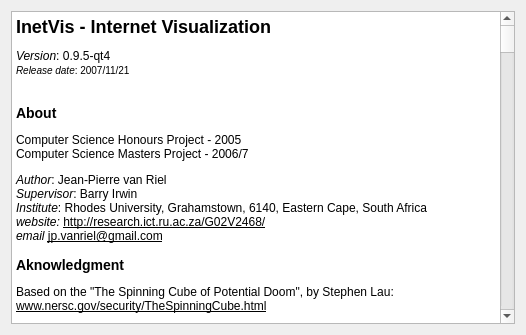
Above: src/aboutdialog.ui from yestinj/inetvis before the change. Below: the same form after it.
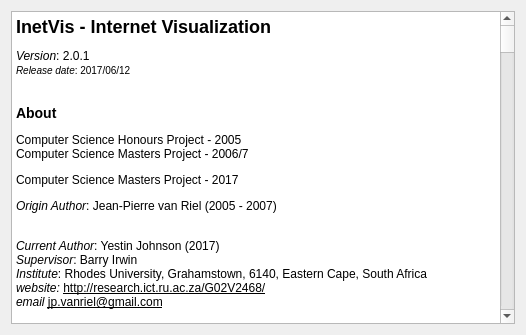
That is the form after the change.

Commit message: Updated about dialog for 2.0.1

The edit to the form file:
```diff
--- a/src/aboutdialog.ui
+++ b/src/aboutdialog.ui
@@ -21,15 +21,19 @@
         <widget class="QTextBrowser" name="textBrowser1">
           <property name="text">
             <string>&lt;h2&gt;InetVis - &lt;b&gt;I&lt;/b&gt;nter&lt;b&gt;net&lt;/b&gt; &lt;b&gt;Vis&lt;/b&gt;ualization&lt;/h2&gt;
-&lt;p&gt;&lt;i&gt;Version&lt;/i&gt;: 0.9.5-qt4&lt;br&gt;&lt;small&gt;&lt;i&gt;Release date&lt;/i&gt;: 2007/11/21&lt;/small&gt;&lt;br&gt;&lt;/p&gt;
+&lt;p&gt;&lt;i&gt;Version&lt;/i&gt;: 2.0.1&lt;br&gt;&lt;small&gt;&lt;i&gt;Release date&lt;/i&gt;: 2017/06/12&lt;/small&gt;&lt;br&gt;&lt;/p&gt;
 &lt;h3&gt;About&lt;/h3&gt;
 &lt;p&gt;Computer Science Honours Project - 2005&lt;br&gt;
 Computer Science Masters Project - 2006/7&lt;/p&gt;
-&lt;p&gt;&lt;i&gt;Author&lt;/i&gt;: Jean-Pierre van Riel&lt;br&gt;
+Computer Science Masters Project - 2017&lt;/p&gt;
+&lt;p&gt;&lt;i&gt;Origin Author&lt;/i&gt;: Jean-Pierre van Riel (2005 - 2007)&lt;br&gt;
+&lt;p&gt;&lt;i&gt;Current Author&lt;/i&gt;: Yestin Johnson (2017)&lt;br&gt;
 &lt;i&gt;Supervisor&lt;/i&gt;: Barry Irwin&lt;br&gt;
 &lt;i&gt;Institute&lt;/i&gt;: Rhodes University, Grahamstown, 6140, Eastern Cape, South Africa&lt;br&gt;
 &lt;i&gt;website: &lt;/i&gt;&lt;u&gt;http://research.ict.ru.ac.za/G02V2468/&lt;/u&gt;&lt;br&gt;
 &lt;i&gt;email &lt;/i&gt;&lt;u&gt;jp.vanriel@gmail.com&lt;/u&gt;&lt;/p&gt;
+&lt;i&gt;email &lt;/i&gt;&lt;u&gt;yestinj@gmail.com&lt;/u&gt;&lt;/p&gt;
+
 &lt;h3&gt;Aknowledgment&lt;/h3&gt;
 &lt;p&gt;Based on the &quot;The Spinning Cube of Potential Doom&quot;, by Stephen Lau:&lt;br&gt;
 &lt;u&gt;www.nersc.gov/security/TheSpinningCube.html&lt;/u&gt;&lt;/p&gt;&lt;p&gt;Special thanks to Barry Irwin (project supervisor), and Shaun Bangay (Graphics honours course lecture of 2005). Their instruction and input has made this project possible.&lt;/p&gt;
```
